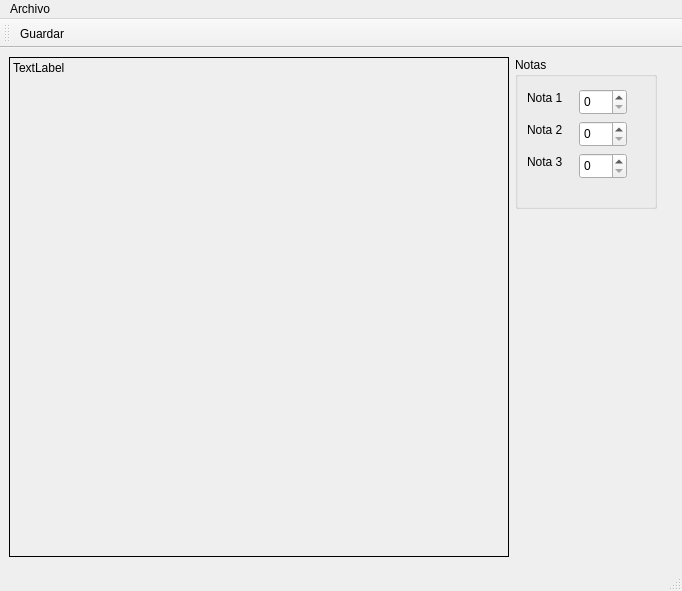
Above: principal.ui from Adrian-Barriga/Diagrama-de-Barras before the change. Below: the same form after it.
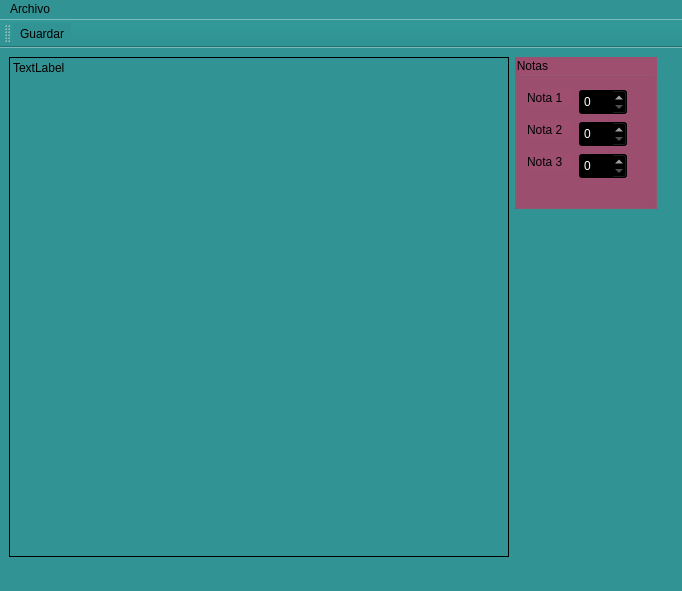
That is the form after the change. Icons and pictures are not drawn.

Patch:
```diff
--- a/principal.ui
+++ b/principal.ui
@@ -13,6 +13,9 @@
   <property name="windowTitle">
    <string>Principal</string>
   </property>
+  <property name="styleSheet">
+   <string notr="true">background-color: rgb(49, 147, 147);</string>
+  </property>
   <widget class="QWidget" name="centralwidget">
    <widget class="QLabel" name="outCuadro">
     <property name="geometry">
@@ -51,6 +54,9 @@
     <layout class="QVBoxLayout" name="verticalLayout">
      <item>
       <widget class="QGroupBox" name="groupBox">
+       <property name="styleSheet">
+        <string notr="true">background-color: rgb(158, 79, 111);</string>
+       </property>
        <property name="title">
         <string>Notas</string>
        </property>
@@ -76,6 +82,11 @@
           <height>26</height>
          </rect>
         </property>
+        <property name="styleSheet">
+         <string notr="true">background-color: rgb(255, 255, 255);
+color: rgb(255, 255, 255);
+background-color: rgb(0, 0, 0);</string>
+        </property>
        </widget>
        <widget class="QLabel" name="label_2">
         <property name="geometry">
@@ -99,6 +110,11 @@
           <height>26</height>
          </rect>
         </property>
+        <property name="styleSheet">
+         <string notr="true">background-color: rgb(255, 255, 255);
+color: rgb(255, 255, 255);
+background-color: rgb(0, 0, 0);</string>
+        </property>
        </widget>
        <widget class="QLabel" name="label_3">
         <property name="geometry">
@@ -122,6 +138,11 @@
           <height>26</height>
          </rect>
         </property>
+        <property name="styleSheet">
+         <string notr="true">background-color: rgb(255, 255, 255);
+color: rgb(255, 255, 255);
+background-color: rgb(0, 0, 0);</string>
+        </property>
        </widget>
       </widget>
      </item>
@@ -134,7 +155,7 @@
      <x>0</x>
      <y>0</y>
      <width>682</width>
-     <height>22</height>
+     <height>21</height>
     </rect>
    </property>
    <widget class="QMenu" name="menuArchivo">
```
